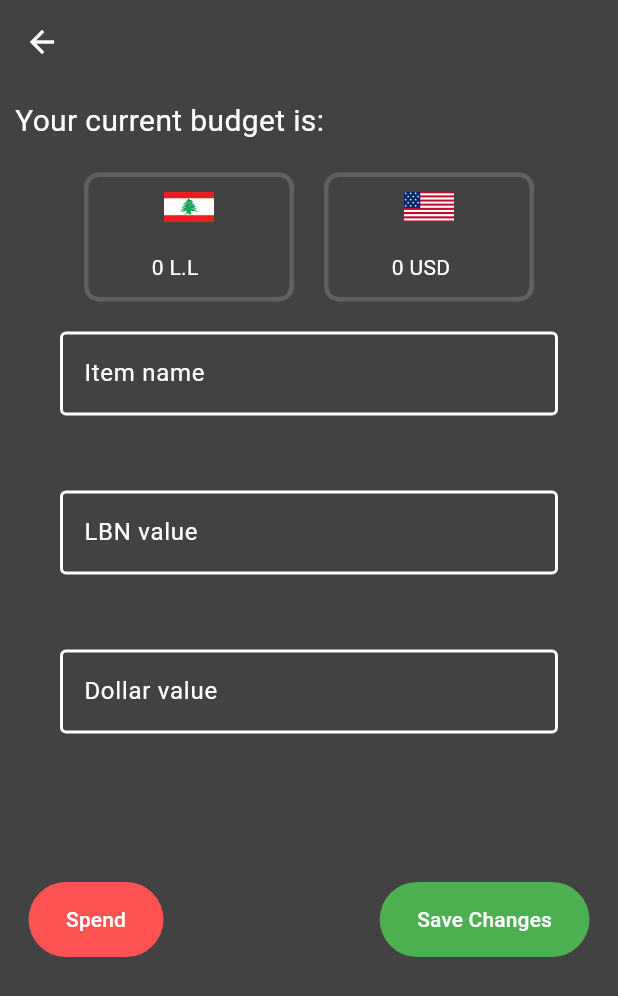
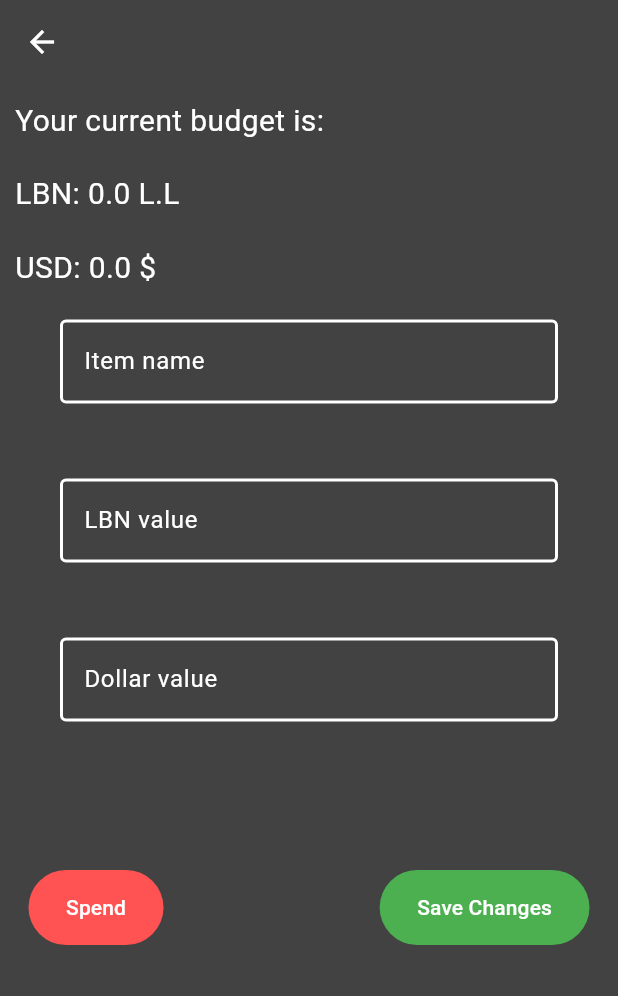
Before and after one commit to Mohamadmourad/budgetFlow, a Flutter app: the Expances screen opened directly with empty values, after a tap on "Spend", on a phone screen of 412 x 824 dp. Shown: the top 996 px of the screen. Run offline on Flutter 3.47's test engine with Material 3 defaults, Android fonts, the light colour scheme and no system bars; our stand-ins replace fl_chart, loading_animation_widget, shared_preferences; accounts and stored records are empty.

Commit message:
expances page

```diff
--- a/budget_flow_client/lib/Pages/Homepage.dart
+++ b/budget_flow_client/lib/Pages/Homepage.dart
@@ -51,7 +51,7 @@ class _HomePageState extends State<HomePage> {
                 children: [
                   Button(label: "expences", color: Colors.redAccent,
                   onPressed: (){
-                    Navigator.push(context, MaterialPageRoute(builder: (context) =>  Expances(userId: widget.userId, incomeLbn: widget.incomeLbn, incomeUsd: widget.incomeUsd)));
+                    Navigator.push(context, MaterialPageRoute(builder: (context) => new Expances(username: widget.username,userId: widget.userId, incomeLbn: widget.incomeLbn, incomeUsd: widget.incomeUsd)));
                   }),
                   IconButton(
                     onPressed: (){
--- a/budget_flow_client/lib/Pages/expances.dart
+++ b/budget_flow_client/lib/Pages/expances.dart
@@ -1,15 +1,20 @@
-import 'package:budget_flow_client/Components/balanceCard.dart';
 import 'package:budget_flow_client/Components/button.dart';
 import 'package:budget_flow_client/Components/inputField.dart';
+import 'package:budget_flow_client/Pages/Homepage.dart';
 import 'package:flutter/material.dart';
+import 'dart:convert';
+import 'package:http/http.dart' as http;
 
 class Expances extends StatefulWidget {
   final int userId;
   final double incomeLbn;
   final double incomeUsd;
+  final String username;
+
 
   const Expances(
       {super.key,
+      required this.username,
       required this.userId,
       required this.incomeLbn,
       required this.incomeUsd});
@@ -23,12 +28,48 @@ class _ExpancesState extends State<Expances> {
   final TextEditingController dollar = TextEditingController();
   final TextEditingController itemName = TextEditingController();
 
+  late double lbnValue = widget.incomeLbn;
+  late double dollarValue = widget.incomeUsd;
+
+   @override
+  void initState() {
+    super.initState();
+    lbnValue = widget.incomeLbn;
+    dollarValue = widget.incomeUsd;
+  }
+
+  void spend() {
+    setState(() {
+      if(lbn.text == ''){
+        lbn.text = '0';
+      }
+      if(dollar.text == ''){
+        dollar.text = '0';
+      }
+      double lbnSpend = double.parse(lbn.text);
+      double dollarSpend = double.parse(dollar.text);
+      lbnValue -= lbnSpend;
+      dollarValue -= dollarSpend;
+      lbn.clear();
+      dollar.clear();
+    });
+  }
+
   @override
   Widget build(BuildContext context) {
 
-  double lbnValue = widget.incomeLbn;
-  double dollarValue = widget.incomeUsd;
+     Future<void> updateUser() async {
+     final url = Uri.parse('http://192.168.1.9:5021/api/User/$widget.userId');
+     final headers = {'Content-Type': 'application/json'};
 
+    final body = jsonEncode({
+      'incomeLbn': double.parse(lbn.text),
+      'incomeUsd': double.parse(dollar.text),
+    });
+
+    await http.put(url, headers: headers, body: body);
+    Navigator.pushReplacement(context, MaterialPageRoute(builder: (context) => HomePage(username: widget.username, incomeLbn: double.parse(lbn.text), incomeUsd: double.parse(dollar.text), userId: widget.userId)));
+   }
 
     return Scaffold(
     backgroundColor: Colors.grey[800],
@@ -42,20 +83,11 @@ class _ExpancesState extends State<Expances> {
       children: [
         const Text('Your current budget is:', style: TextStyle(color: Colors.white, fontSize: 20)),
         const SizedBox(height: 20),
-        Row(
-        mainAxisAlignment: MainAxisAlignment.center,
-          children: [
-             BalanceCard(
-              balance: lbnValue,
-              country: 'lbn',
-            ),
-            const SizedBox(width: 20),
-             BalanceCard(
-              balance: dollarValue,
-              country: 'usa',
-            ),
-          ],
-        ),
+        Text('LBN: $lbnValue L.L', style: const TextStyle(color: Colors.white, fontSize: 20)),
+
+        const SizedBox(height: 20),
+        Text('USD: $dollarValue \$', style: const TextStyle(color: Colors.white, fontSize: 20)),
+
         InputField(controller: itemName, lable: 'Item name', isItPassword: false),
         const SizedBox(height: 30),
         InputField(controller: lbn, lable: 'LBN value', isItPassword: false),
@@ -65,8 +97,8 @@ class _ExpancesState extends State<Expances> {
         Row(
           mainAxisAlignment: MainAxisAlignment.spaceBetween,
           children: [
-            Button(label: 'Spend', color: Colors.redAccent, onPressed: (){}),
-            Button(label: 'Save Changes', color: Colors.green, onPressed: (){}),
+            Button(label: 'Spend', color: Colors.redAccent, onPressed: spend),
+            Button(label: 'Save Changes', color: Colors.green, onPressed: updateUser),
           ],
         ),
       ],
--- a/budget_flow_server/obj/Debug/net8.0/budget_flow_server.csproj.FileListAbsolute.txt
+++ b/budget_flow_server/obj/Debug/net8.0/budget_flow_server.csproj.FileListAbsolute.txt
@@ -103,3 +103,4 @@ C:\Users\we\Desktop\budgetFlow\budget_flow_server\obj\Debug\net8.0\refint\budget
 C:\Users\we\Desktop\budgetFlow\budget_flow_server\obj\Debug\net8.0\budget_flow_server.pdb
 C:\Users\we\Desktop\budgetFlow\budget_flow_server\obj\Debug\net8.0\budget_flow_server.genruntimeconfig.cache
 C:\Users\we\Desktop\budgetFlow\budget_flow_server\obj\Debug\net8.0\ref\budget_flow_server.dll
+C:\Users\we\Desktop\budgetFlow\budget_flow_server\obj\Debug\net8.0\budget_flow_server.sourcelink.json
--- /dev/null
+++ b/budget_flow_server/obj/Debug/net8.0/budget_flow_server.sourcelink.json
@@ -0,0 +1 @@
+{"documents":{"C:\\Users\\we\\Desktop\\budgetFlow\\*":"https://raw.githubusercontent.com/Mohamadmourad/budgetFlow/0ac77d52abfc7e609cb8be180bb249f1fef5c0c8/*"}}
```
Also changed, not shown: 10 other files.
